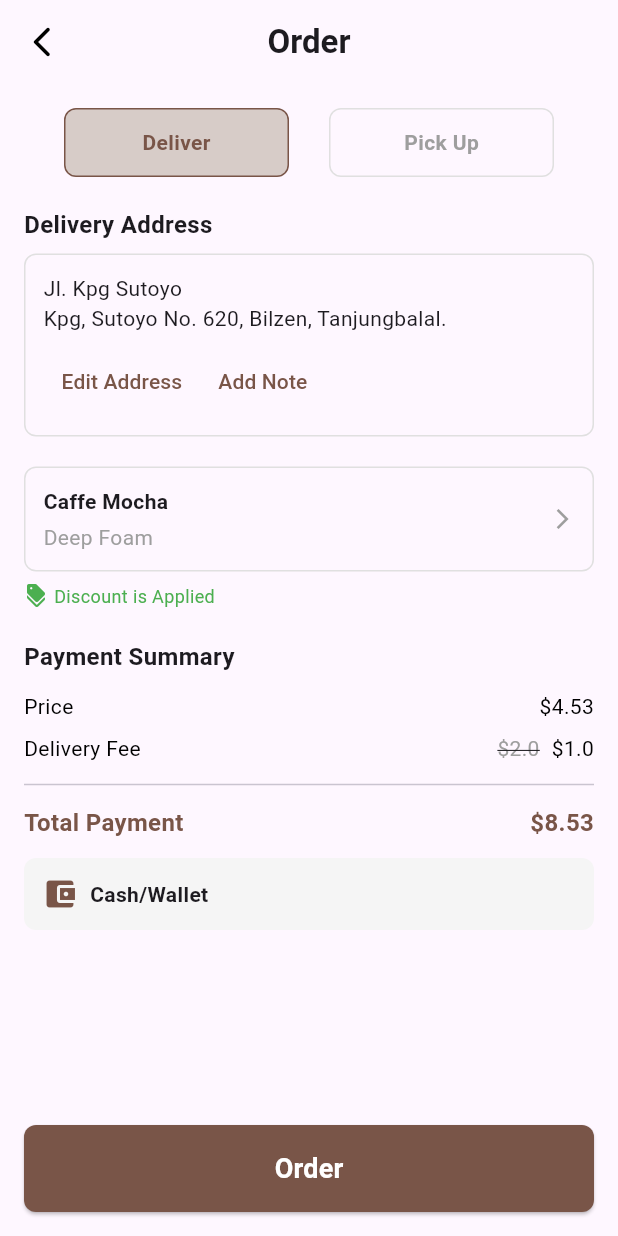
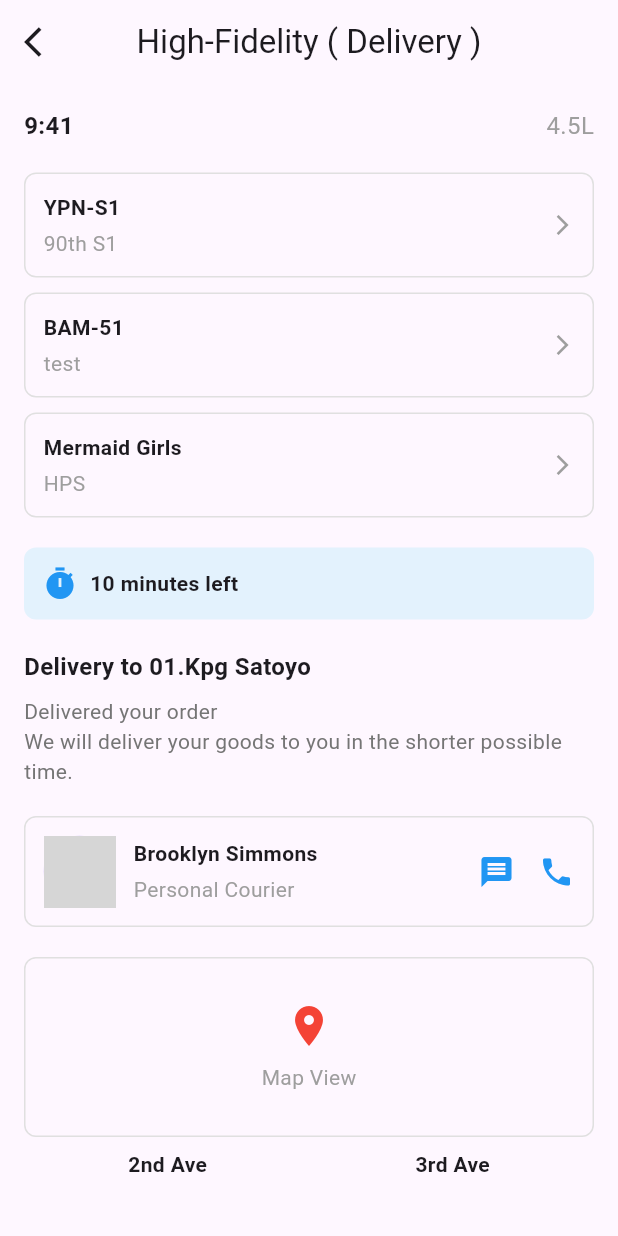
Before and after one commit to reemmohmed/Coffee, a Flutter app: the OrderView screen opened directly, after a tap on "Order", on a phone screen of 412 x 824 dp. Run offline on Flutter 3.47's test engine with Material 3 defaults, Android fonts, the phone set to English and light mode, and no system bars; our stand-ins replace bloc, flutter_bloc, google_fonts, google_nav_bar, ionicons; network calls fail; grey boxes are pictures that could not be loaded.

Commit message:
Add DeliveryTrackingView and implement navigation from OrderView

```diff
--- /dev/null
+++ b/lib/Featuers/my_cart/view/DeliveryTracking_view.dart
@@ -0,0 +1,186 @@
+import 'package:flutter/material.dart';
+
+class DeliverytrackingView extends StatelessWidget {
+  const DeliverytrackingView({super.key});
+
+  @override
+  Widget build(BuildContext context) {
+    return Scaffold(
+      appBar: AppBar(
+        title: Text('High-Fidelity ( Delivery )'),
+        centerTitle: true,
+        elevation: 0,
+        leading: IconButton(
+          icon: Icon(Icons.arrow_back_ios),
+          onPressed: () => Navigator.pop(context),
+        ),
+      ),
+      body: SingleChildScrollView(
+        padding: EdgeInsets.all(16.0),
+        child: Column(
+          crossAxisAlignment: CrossAxisAlignment.start,
+          children: [
+            // Header with time and capacity
+            Row(
+              mainAxisAlignment: MainAxisAlignment.spaceBetween,
+              children: [
+                Text(
+                  '9:41',
+                  style: TextStyle(fontSize: 16, fontWeight: FontWeight.bold),
+                ),
+                Text(
+                  '4.5L',
+                  style: TextStyle(fontSize: 16, color: Colors.grey),
+                ),
+              ],
+            ),
+            SizedBox(height: 20),
+
+            // Vehicle information
+            _buildInfoCard('YPN-S1', '90th S1'),
+            SizedBox(height: 10),
+            _buildInfoCard('BAM-51', 'test'),
+            SizedBox(height: 10),
+            _buildInfoCard('Mermaid Girls', 'HPS'),
+            SizedBox(height: 20),
+
+            // Delivery time
+            Container(
+              padding: EdgeInsets.all(12),
+              decoration: BoxDecoration(
+                color: Colors.blue.shade50,
+                borderRadius: BorderRadius.circular(8),
+              ),
+              child: Row(
+                children: [
+                  Icon(Icons.timer, color: Colors.blue),
+                  SizedBox(width: 8),
+                  Text(
+                    '10 minutes left',
+                    style: TextStyle(fontWeight: FontWeight.bold),
+                  ),
+                ],
+              ),
+            ),
+            SizedBox(height: 20),
+
+            // Delivery address
+            Text(
+              'Delivery to 01.Kpg Satoyo',
+              style: TextStyle(fontSize: 16, fontWeight: FontWeight.bold),
+            ),
+            SizedBox(height: 8),
+
+            // Delivery message
+            Text(
+              'Delivered your order\nWe will deliver your goods to you in the shorter possible time.',
+              style: TextStyle(fontSize: 14, color: Colors.grey.shade600),
+            ),
+            SizedBox(height: 20),
+
+            // Courier information
+            _buildCourierCard(),
+            SizedBox(height: 20),
+
+            // Map route (simplified)
+            _buildMapRoute(),
+          ],
+        ),
+      ),
+    );
+  }
+
+  Widget _buildInfoCard(String title, String subtitle) {
+    return Container(
+      padding: EdgeInsets.all(12),
+      decoration: BoxDecoration(
+        border: Border.all(color: Colors.grey.shade300),
+        borderRadius: BorderRadius.circular(8),
+      ),
+      child: Row(
+        mainAxisAlignment: MainAxisAlignment.spaceBetween,
+        children: [
+          Column(
+            crossAxisAlignment: CrossAxisAlignment.start,
+            children: [
+              Text(title, style: TextStyle(fontWeight: FontWeight.bold)),
+              SizedBox(height: 4),
+              Text(subtitle, style: TextStyle(color: Colors.grey)),
+            ],
+          ),
+          Icon(Icons.arrow_forward_ios, size: 16, color: Colors.grey),
+        ],
+      ),
+    );
+  }
+
+  Widget _buildCourierCard() {
+    return Container(
+      padding: EdgeInsets.all(12),
+      decoration: BoxDecoration(
+        border: Border.all(color: Colors.grey.shade300),
+        borderRadius: BorderRadius.circular(8),
+      ),
+      child: Row(
+        children: [
+          CircleAvatar(
+            radius: 24,
+            backgroundImage: NetworkImage(
+              'https://randomuser.me/api/portraits/women/44.jpg',
+            ),
+          ),
+          SizedBox(width: 12),
+          Expanded(
+            child: Column(
+              crossAxisAlignment: CrossAxisAlignment.start,
+              children: [
+                Text(
+                  'Brooklyn Simmons',
+                  style: TextStyle(fontWeight: FontWeight.bold),
+                ),
+                SizedBox(height: 4),
+                Text('Personal Courier', style: TextStyle(color: Colors.grey)),
+              ],
+            ),
+          ),
+          Icon(Icons.message, color: Colors.blue),
+          SizedBox(width: 16),
+          Icon(Icons.phone, color: Colors.blue),
+        ],
+      ),
+    );
+  }
+
+  Widget _buildMapRoute() {
+    return Column(
+      children: [
+        // Simplified map route representation
+        Container(
+          height: 120,
+          decoration: BoxDecoration(
+            border: Border.all(color: Colors.grey.shade300),
+            borderRadius: BorderRadius.circular(8),
+          ),
+          child: Center(
+            child: Column(
+              mainAxisAlignment: MainAxisAlignment.center,
+              children: [
+                Icon(Icons.location_on, color: Colors.red, size: 32),
+                SizedBox(height: 8),
+                Text('Map View', style: TextStyle(color: Colors.grey)),
+              ],
+            ),
+          ),
+        ),
+        SizedBox(height: 8),
+        Row(
+          mainAxisAlignment: MainAxisAlignment.spaceAround,
+          children: [
+            Text('2nd Ave', style: TextStyle(fontWeight: FontWeight.bold)),
+            Text('3rd Ave', style: TextStyle(fontWeight: FontWeight.bold)),
+          ],
+        ),
+      ],
+    );
+  }
+}
--- a/lib/Featuers/my_cart/view/order_view.dart
+++ b/lib/Featuers/my_cart/view/order_view.dart
@@ -1,3 +1,4 @@
+import 'package:coffee_app/Featuers/my_cart/view/DeliveryTracking_view.dart';
 import 'package:flutter/material.dart';
 
 class OrderView extends StatelessWidget {
@@ -134,7 +135,16 @@ class OrderView extends StatelessWidget {
                     borderRadius: BorderRadius.circular(8),
                   ),
                 ),
-                onPressed: () {},
+                onPressed: () {
+                  Navigator.push(
+                    context,
+                    MaterialPageRoute(
+                      builder: (context) {
+                        return DeliverytrackingView();
+                      },
+                    ),
+                  );
+                },
                 child: Text(
                   'Order',
                   style: TextStyle(
```
